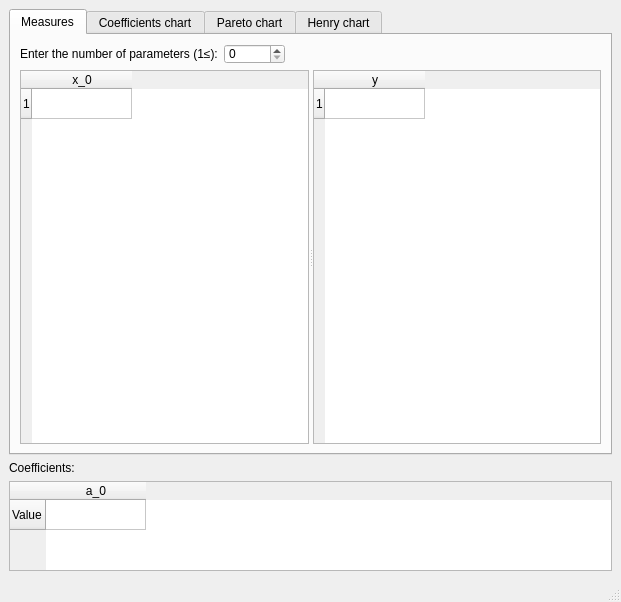
Above: src/doe.ui from 2010019970909/design_of_experiments before the change. Below: the same form after it.
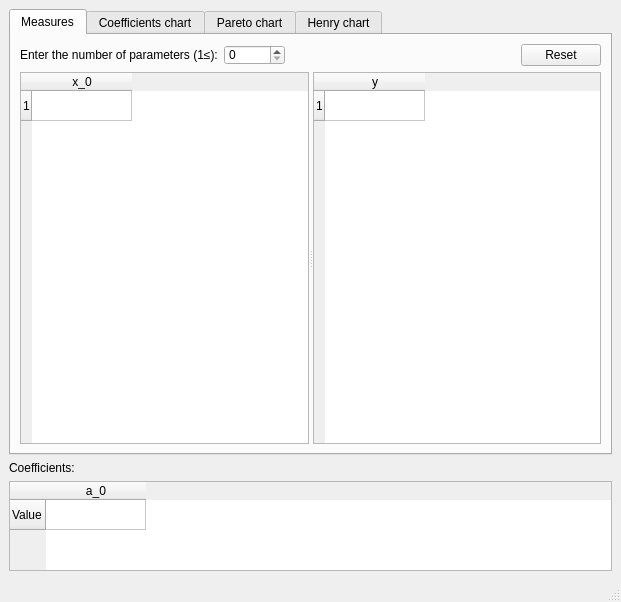
That is the form after the change. Custom widgets are drawn as their Qt base class.

```diff
--- a/src/doe.ui
+++ b/src/doe.ui
@@ -98,6 +98,13 @@
             </property>
            </spacer>
           </item>
+          <item>
+           <widget class="QPushButton" name="pushButton">
+            <property name="text">
+             <string>Reset</string>
+            </property>
+           </widget>
+          </item>
          </layout>
         </item>
         <item>
@@ -116,7 +123,7 @@
             <set>QAbstractItemView::NoEditTriggers</set>
            </property>
            <property name="sortingEnabled">
-            <bool>true</bool>
+            <bool>false</bool>
            </property>
            <property name="rowCount">
             <number>1</number>
@@ -133,7 +140,7 @@
           </widget>
           <widget class="LaTeXQTableWidget" name="measure">
            <property name="sizePolicy">
-            <sizepolicy hsizetype="Minimum" vsizetype="Minimum">
+            <sizepolicy hsizetype="Expanding" vsizetype="Minimum">
              <horstretch>0</horstretch>
              <verstretch>0</verstretch>
             </sizepolicy>
```
Left out of the diff: 3 changed lines with no effect on the pictures.
